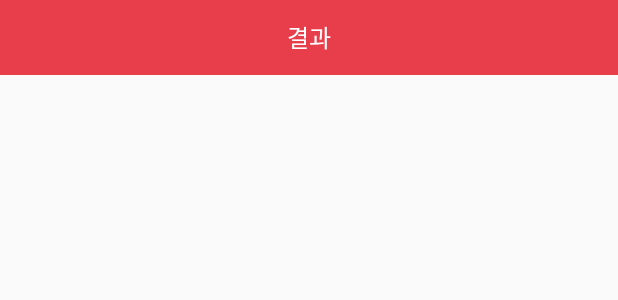
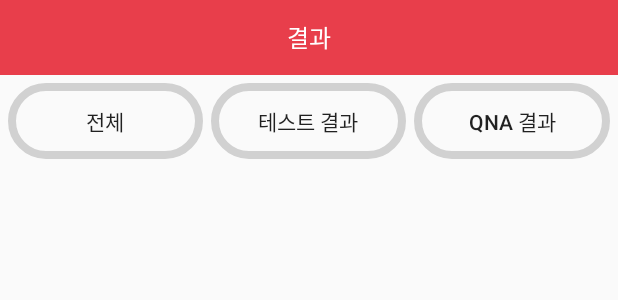
Before and after one commit to Hongsomang/BRAIN, an Android app: the layout activity_result.xml on its own in the app's theme, with its tools: preview values and no code run, on a phone screen of 412 x 824 dp. Shown: the top 300 px of the screen. Run offline under Robolectric (Android 15) with nearby library versions, the light colour scheme and no system bars.

Commit message:
resultAcitivity

```diff
--- a/android/app/build.gradle
+++ b/android/app/build.gradle
@@ -21,6 +21,8 @@ android {
 dependencies {
     implementation fileTree(dir: 'libs', include: ['*.jar'])
     implementation 'com.android.support:appcompat-v7:26.1.0'
+    implementation 'com.android.support:design:26.1.0'
+
     implementation 'com.android.support.constraint:constraint-layout:1.0.2'
     testImplementation 'junit:junit:4.12'
     implementation 'com.android.support:cardview-v7:26.1.0'
--- a/android/app/src/main/AndroidManifest.xml
+++ b/android/app/src/main/AndroidManifest.xml
@@ -31,7 +31,8 @@
         <activity android:name=".TestAcitivity"/>
         <receiver android:name=".ScreenReciver"/>
         <service android:name=".ScreenService"/>
-
+        <activity android:name=".ResultActivity"
+            android:hardwareAccelerated="true"/>
     </application>
 
 
--- a/android/app/src/main/res/layout/activity_result.xml
+++ b/android/app/src/main/res/layout/activity_result.xml
@@ -2,6 +2,7 @@
 <LinearLayout xmlns:android="http://schemas.android.com/apk/res/android"
     android:layout_width="match_parent"
     android:layout_height="match_parent"
+    android:orientation="vertical"
     xmlns:app="http://schemas.android.com/apk/res-auto">
     <android.support.v7.widget.Toolbar
         app:contentInsetStart="0dp"
@@ -16,5 +17,45 @@
             android:textSize="16sp"
             android:gravity="center"/>
     </android.support.v7.widget.Toolbar>
-
+    <LinearLayout
+        android:id="@+id/tablayout"
+        android:layout_width="match_parent"
+        android:layout_height="0dp"
+        android:layout_weight="0.08"
+        android:orientation="horizontal"
+        android:padding="5dp">
+    <Button
+        android:id="@+id/result_btn1"
+        android:layout_width="0dp"
+        android:layout_height="match_parent"
+        android:layout_weight="1"
+        android:background="@drawable/radio_btn_gray"
+        android:layout_marginRight="5dp"
+        android:text="전체"
+        android:textSize="14sp"
+        />
+        <Button
+            android:id="@+id/result_btn2"
+            android:layout_width="0dp"
+            android:layout_height="match_parent"
+            android:background="@drawable/radio_btn_gray"
+            android:layout_weight="1"
+            android:text="테스트 결과"
+            android:textSize="14sp"/>
+        <Button
+            android:id="@+id/result_btn3"
+            android:layout_width="0dp"
+            android:layout_height="match_parent"
+            android:layout_weight="1"
+            android:background="@drawable/radio_btn_gray"
+            android:layout_marginLeft="5dp"
+            android:text="qna 결과"
+            android:textSize="14sp"
+            />
+    </LinearLayout>
+    <FrameLayout
+        android:id='@+id/frameLayout'
+        android:layout_width="match_parent"
+        android:layout_height="0dp"
+        android:layout_weight="0.92"></FrameLayout>
 </LinearLayout>
--- a/android/app/src/main/res/values/colors.xml
+++ b/android/app/src/main/res/values/colors.xml
@@ -4,4 +4,5 @@
     <color name="colorPrimaryDark">#da3f49</color>
     <color name="colorAccent">#FF4081</color>
     <color name="white">#fff</color>
+    <color name="black">#000</color>
 </resources>
```
Also changed, not shown: android/app/src/main/java/com/example/dsm2016/brain/Adapter/Adapter_Result.java (added, +102 -0 lines), android/app/src/main/java/com/example/dsm2016/brain/Fragment/Fragment_Result_All.java (added, +46 -0 lines), android/app/src/main/java/com/example/dsm2016/brain/Fragment/Fragment_Result_Qna.java (added, +24 -0 lines), android/app/src/main/java/com/example/dsm2016/brain/Fragment/Fragment_Result_Test.java (added, +24 -0 lines), android/app/src/main/java/com/example/dsm2016/brain/Item/Item_Result.java (added, +29 -0 lines), android/app/src/main/java/com/example/dsm2016/brain/MainActivity.java (+6 -4 lines), android/app/src/main/java/com/example/dsm2016/brain/RecyclerViewClickListener.java (added, +54 -0 lines), android/app/src/main/java/com/example/dsm2016/brain/ResultActivity.java (added, +83 -0 lines), android/app/src/main/res/layout/fragment_result_all.xml (added, +13 -0 lines), android/app/src/main/res/layout/fragment_result_qna.xml (added, +13 -0 lines), android/app/src/main/res/layout/fragment_result_test.xml (added, +13 -0 lines), android/app/src/main/res/layout/item_result.xml (added, +86 -0 lines).
